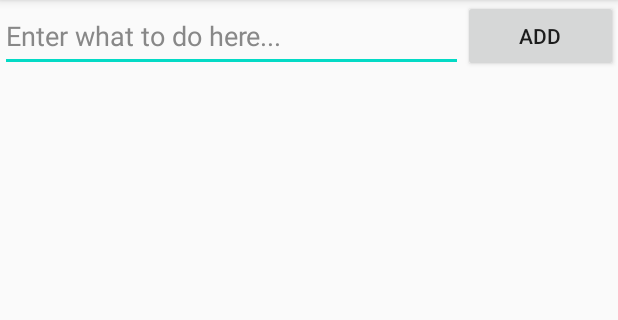
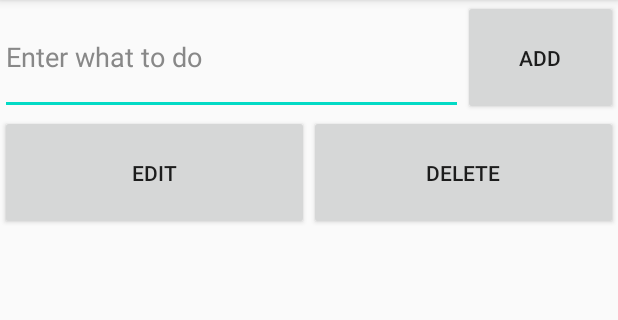
Before and after one commit to GoldyNajma/ToDolist, an Android app: the screen it shows after launch (MainActivity), on a phone screen of 412 x 824 dp, the part 84-404 px from its top. Run offline under Robolectric (Android 15) with nearby library versions, the phone set to English and light mode, and no system bars.

Commit message:
Adding Edit and Delete Button

```diff
--- a/To-DoList/app/build.gradle
+++ b/To-DoList/app/build.gradle
@@ -26,6 +26,7 @@ dependencies {
     implementation fileTree(dir: "libs", include: ["*.jar"])
     implementation 'androidx.appcompat:appcompat:1.2.0'
     implementation 'androidx.constraintlayout:constraintlayout:2.0.1'
+    implementation 'androidx.recyclerview:recyclerview:1.1.0'
     testImplementation 'junit:junit:4.12'
     androidTestImplementation 'androidx.test.ext:junit:1.1.2'
     androidTestImplementation 'androidx.test.espresso:espresso-core:3.3.0'
--- a/To-DoList/app/src/main/res/layout/activity_main.xml
+++ b/To-DoList/app/src/main/res/layout/activity_main.xml
@@ -1,6 +1,6 @@
 <?xml version="1.0" encoding="utf-8"?>
-<!--<androidx.constraintlayout.widget.ConstraintLayout xmlns:android="http://schemas.android.com/apk/res/android"-->
-<LinearLayout xmlns:android="http://schemas.android.com/apk/res/android"
+<LinearLayout
+    xmlns:android="http://schemas.android.com/apk/res/android"
     xmlns:app="http://schemas.android.com/apk/res-auto"
     xmlns:tools="http://schemas.android.com/tools"
     android:layout_width="match_parent"
@@ -11,7 +11,8 @@
     <LinearLayout
         android:id="@+id/inputLinearLayout"
         android:layout_width="match_parent"
-        android:layout_height="wrap_content"
+        android:layout_height="0dp"
+        android:layout_weight="1"
         android:orientation="horizontal">
 
         <EditText
@@ -21,6 +22,7 @@
             android:layout_weight="3"
             android:inputType="text"
             android:hint="@string/inputEditTextHint"
+            android:autofillHints="@string/inputEditTextHint"
             android:textColorHint="@color/grey888"/>
 
         <Button
@@ -29,11 +31,36 @@
             android:layout_height="match_parent"
             android:layout_weight="1"
             android:text="@string/inputButtonText" />
+
+    </LinearLayout>
+
+    <LinearLayout
+        android:id="@+id/otherActionsLinearLayout"
+        android:layout_width="match_parent"
+        android:layout_height="0dp"
+        android:layout_weight="1"
+        android:orientation="horizontal">
+
+        <Button
+            android:id="@+id/editButton"
+            android:layout_width="0dp"
+            android:layout_weight="1"
+            android:layout_height="match_parent"
+            android:text="@string/editButtonText" />
+
+        <Button
+            android:id="@+id/deleteButton"
+            android:layout_width="0dp"
+            android:layout_weight="1"
+            android:layout_height="match_parent"
+            android:text="@string/deleteButtonText" />
+
     </LinearLayout>
 
     <ListView
         android:id="@+id/toDoListListView"
         android:layout_width="match_parent"
-        android:layout_height="wrap_content" />
+        android:layout_height="0dp"
+        android:layout_weight="8" />
+
 </LinearLayout>
-<!--</androidx.constraintlayout.widget.ConstraintLayout>-->
--- a/To-DoList/app/src/main/res/values/strings.xml
+++ b/To-DoList/app/src/main/res/values/strings.xml
@@ -1,5 +1,7 @@
 <resources>
     <string name="app_name">To-Do List</string>
+    <string name="inputEditTextHint">Enter what to do</string>
     <string name="inputButtonText">ADD</string>
-    <string name="inputEditTextHint">Enter what to do here...</string>
+    <string name="editButtonText">Edit</string>
+    <string name="deleteButtonText">Delete</string>
 </resources>
```
